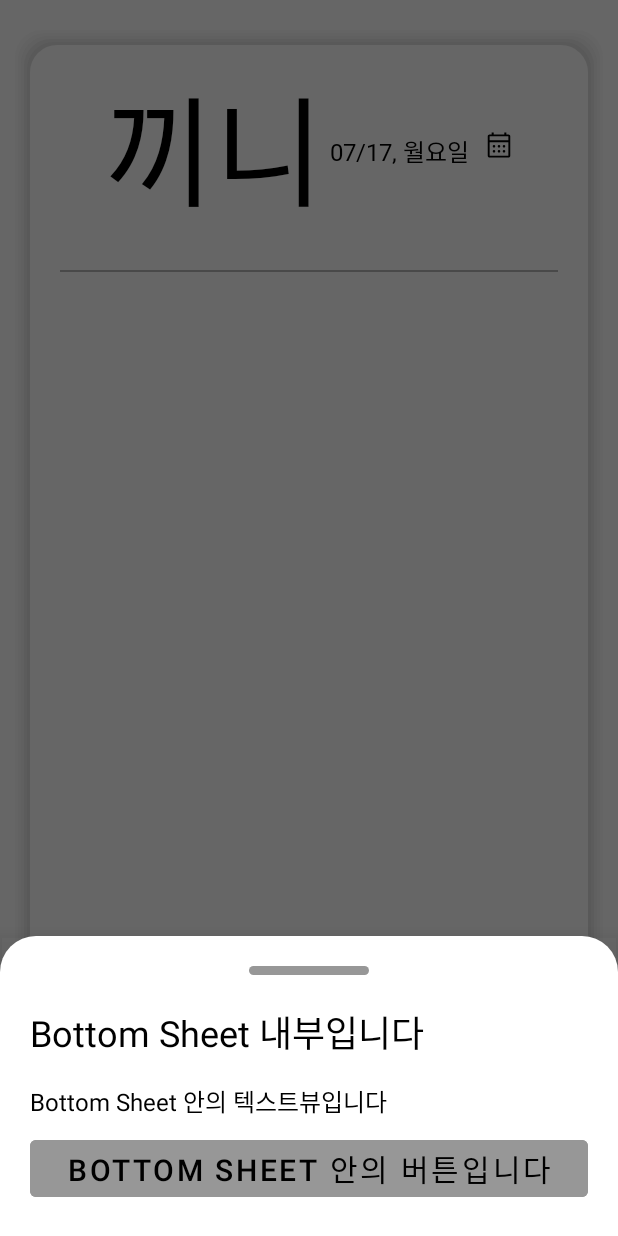
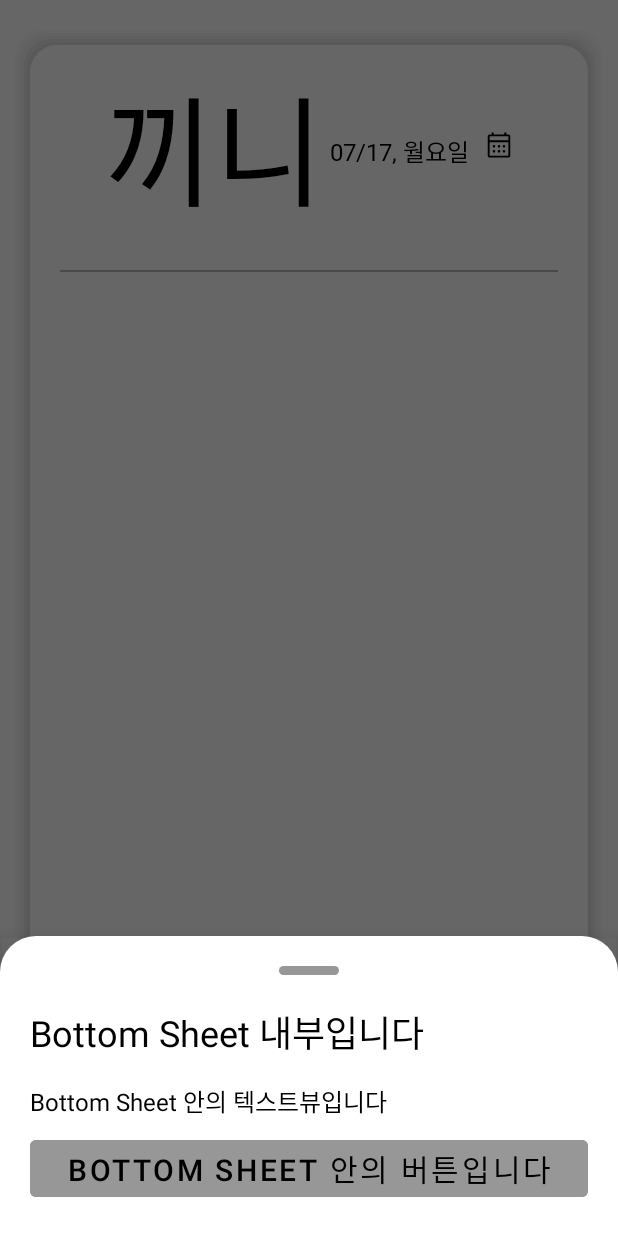
Before and after one commit to y2kpaulh/Meal-AOS, an Android app: the screen it shows after launch (MainActivity), after a tap on an icon or button, on a phone screen of 412 x 824 dp. Run offline under Robolectric (Android 15) with nearby library versions, the phone set to English and light mode, and no system bars.

Commit message:
bottom sheet 구조 변경

```diff
--- a/app/src/main/java/com/echadworks/meal/view/list/BottomSheetDialog.kt
+++ b/app/src/main/java/com/echadworks/meal/view/list/ReadingPlanSheet.kt
@@ -1,6 +1,5 @@
 package com.echadworks.meal.view.list
 
-import android.content.Context
 import android.os.Bundle
 import android.view.LayoutInflater
 import android.view.View
@@ -12,8 +11,9 @@ import com.echadworks.meal.R
 import com.echadworks.meal.network.Plan
 import com.google.android.material.bottomsheet.BottomSheetDialogFragment
 
-class BottomSheetDialog(private val adapter: PlanAdapter) : BottomSheetDialogFragment()
+class ReadingPlanSheet: BottomSheetDialogFragment()
 {
+    private lateinit var adapter: PlanAdapter
     override fun onCreateView(
         inflater: LayoutInflater,
         container: ViewGroup?,
@@ -21,7 +21,7 @@ class BottomSheetDialog(private val adapter: PlanAdapter) : BottomSheetDialogFra
     ): View?
     {
         super.onCreateView(inflater, container, savedInstanceState)
-        return inflater.inflate(R.layout.bottom_sheet_layout, container, false)
+        return inflater.inflate(R.layout.reading_plan_sheet, container, false)
     }
 
     override fun onViewCreated(view: View, savedInstanceState: Bundle?) {
@@ -33,4 +33,11 @@ class BottomSheetDialog(private val adapter: PlanAdapter) : BottomSheetDialogFra
             dismiss()
         }
     }
+
+    fun setAdapter(planAdapter: PlanAdapter) {
+         adapter = planAdapter
+    }
+    fun setPlanList(list: List<Plan>) {
+        adapter.submitList(list)
+    }
 }
--- a/app/src/main/java/com/echadworks/meal/view/main/MainActivity.kt
+++ b/app/src/main/java/com/echadworks/meal/view/main/MainActivity.kt
@@ -2,7 +2,6 @@ package com.echadworks.meal.view.main
 
 import android.os.Bundle
 import android.util.Log
-import android.view.ViewGroup
 import androidx.activity.result.contract.ActivityResultContracts
 import androidx.appcompat.app.AppCompatActivity
 import androidx.lifecycle.Observer
@@ -10,14 +9,12 @@ import androidx.lifecycle.ViewModelProvider
 import androidx.recyclerview.widget.LinearLayoutManager
 import com.echadworks.meal.databinding.ActivityMainBinding
 import com.echadworks.meal.utils.Globals
-import com.echadworks.meal.view.list.BottomSheetDialog
+import com.echadworks.meal.view.list.ReadingPlanSheet
 import com.echadworks.meal.view.list.PlanAdapter
-import okhttp3.internal.toImmutableList
-import timber.log.Timber
 
 class MainActivity : AppCompatActivity() {
     val TAG = "MainActivity"
-    lateinit var bottomSheetDialog: BottomSheetDialog
+    private lateinit var readingPlanSheet: ReadingPlanSheet
     lateinit var planAdapter: PlanAdapter
     val binding by lazy { ActivityMainBinding.inflate(layoutInflater) }
     lateinit var viewModel: MainViewModel
@@ -52,7 +49,7 @@ class MainActivity : AppCompatActivity() {
             Log.d(TAG, it.toString())
             (binding.recyclerView.adapter as MealPlanAdapter).submitList(it) //setData함수는 TodoAdapter에서 추가하겠습니다.
 
-            planAdapter.submitList(viewModel.planList.toMutableList())
+            readingPlanSheet.setPlanList(viewModel.planList)
         })
 
         viewModel.todayDescription.observe(this, Observer{
@@ -61,13 +58,14 @@ class MainActivity : AppCompatActivity() {
 
         planAdapter = PlanAdapter { plan, position ->
             Log.d(TAG,"plan: $plan, position: $position")
-            bottomSheetDialog.dismiss()
+            readingPlanSheet.dismiss()
         }
 
-        bottomSheetDialog = BottomSheetDialog(planAdapter)
+        readingPlanSheet = ReadingPlanSheet()
+        readingPlanSheet.setAdapter(planAdapter)
 
         binding.btnCalendar.setOnClickListener {
-            bottomSheetDialog.show(supportFragmentManager, "TAG")
+            readingPlanSheet.show(supportFragmentManager, "TAG")
         }
     }
 
@@ -81,10 +79,3 @@ class MainActivity : AppCompatActivity() {
         }
     }
 }
-
-internal fun matchParent(): ViewGroup.LayoutParams {
-    return ViewGroup.LayoutParams(
-        ViewGroup.LayoutParams.MATCH_PARENT,
-        ViewGroup.LayoutParams.MATCH_PARENT
-    )
-}
--- a/app/src/main/java/com/echadworks/meal/view/main/MealPlanAdapter.kt
+++ b/app/src/main/java/com/echadworks/meal/view/main/MealPlanAdapter.kt
@@ -6,11 +6,11 @@ import android.view.ViewGroup
 import androidx.recyclerview.widget.DiffUtil
 import androidx.recyclerview.widget.ListAdapter
 import androidx.recyclerview.widget.RecyclerView
-import com.echadworks.meal.databinding.PlanItemBinding
+import com.echadworks.meal.databinding.BibleWordItemBinding
 import com.echadworks.meal.model.Verse
 
 class MealPlanAdapter: ListAdapter<Verse, MealPlanAdapter.ViewHolder>(diffUtil) {
-    inner class ViewHolder(private val binding: PlanItemBinding) : RecyclerView.ViewHolder(binding.root) {
+    inner class ViewHolder(private val binding: BibleWordItemBinding) : RecyclerView.ViewHolder(binding.root) {
         fun bind(data: Verse) {
             binding.verseNum.text = data.number.toString()
             binding.verseText.text = data.text
@@ -19,7 +19,7 @@ class MealPlanAdapter: ListAdapter<Verse, MealPlanAdapter.ViewHolder>(diffUtil)
 
     override fun onCreateViewHolder(parent: ViewGroup, viewType: Int): ViewHolder {
         return ViewHolder(
-            PlanItemBinding.inflate(
+            BibleWordItemBinding.inflate(
                 LayoutInflater.from(parent.context),
                 parent,
                 false
--- a/app/src/main/res/drawable/sheet_top_bar.xml
+++ b/app/src/main/res/drawable/sheet_top_bar.xml
@@ -3,5 +3,5 @@
     android:shape="rectangle">
     <corners android:radius="10dp"/>
     <solid android:color="@color/gray_middle"/>
-    <size android:width="100dp" android:height="6dp"/>
+    <size android:width="40dp" android:height="6dp"/>
 </shape>
--- a/app/src/main/res/layout/reading_plan_item.xml
+++ b/app/src/main/res/layout/reading_plan_item.xml
@@ -5,6 +5,7 @@
     android:layout_width="match_parent"
     android:layout_height="wrap_content"
     android:layout_margin="10dp"
+    app:cardCornerRadius="10dp"
     app:cardElevation="6dp">
 
     <LinearLayout
--- a/app/src/main/res/layout/bottom_sheet_layout.xml
+++ b/app/src/main/res/layout/reading_plan_sheet.xml
@@ -7,7 +7,7 @@
     android:orientation="vertical"
     android:padding="20dp">
 
-    <View android:layout_width="80dp"
+    <View android:layout_width="40dp"
         android:layout_height="6dp"
         android:layout_gravity="center"
         android:layout_marginBottom="20dp"
```
Also changed, not shown: app/src/main/res/layout/bible_word_item.xml (renamed from app/src/main/res/layout/plan_item.xml).
